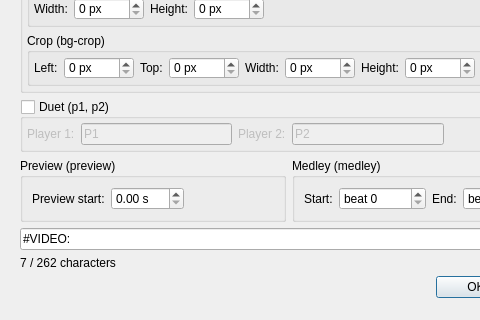
Old version of the form src/usdb_dl/gui/forms/MetaTagsDialog.ui in the repository bohning/usdb_syncer; both pictures show x 0 to 480 and y 454 to 774 of the 623 by 774 pixel window.
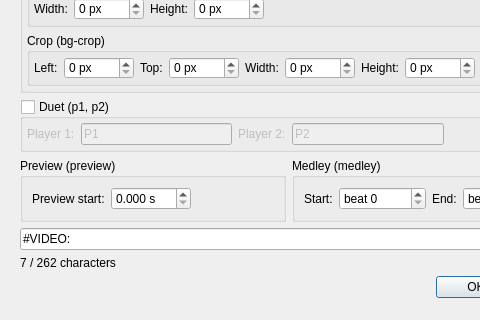
New version of the form.

What changed in the file:
```diff
--- a/src/usdb_dl/gui/forms/MetaTagsDialog.ui
+++ b/src/usdb_dl/gui/forms/MetaTagsDialog.ui
@@ -907,6 +907,9 @@
               <property name="suffix">
                <string> s</string>
               </property>
+              <property name="decimals">
+               <number>3</number>
+              </property>
               <property name="maximum">
                <double>999.990000000000009</double>
               </property>
```
